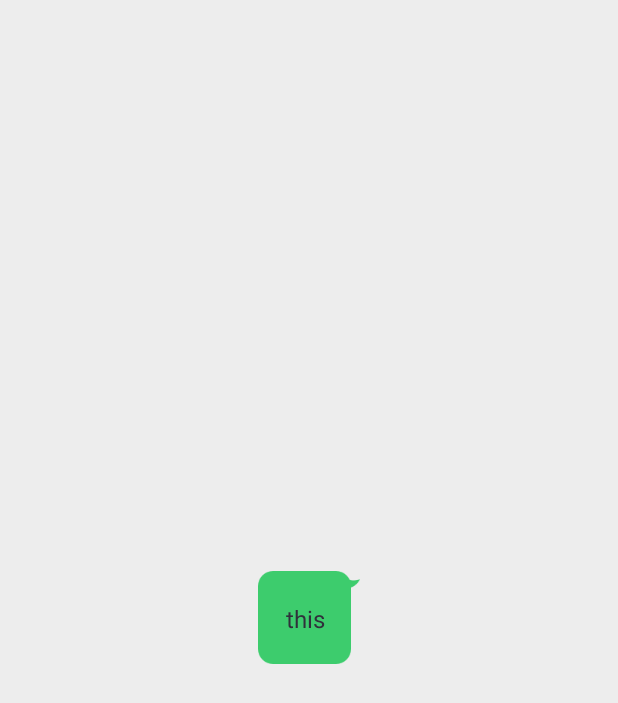
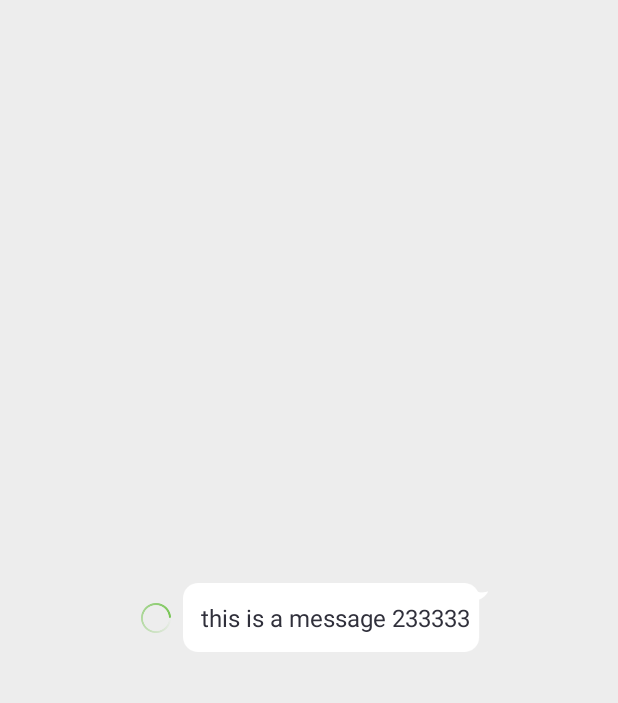
Before and after one commit to jzyu/WeplantPlayground, an Android app: the TestMiscActivity screen opened directly, with no data from a screen before it, on a phone screen of 412 x 824 dp. Shown: the top 703 px of the screen. Run offline under Robolectric (Android 15) with nearby library versions, the phone set to English and light mode, and no system bars; our stand-ins replace ButterKnife.

Commit message:
add test of ImageView animation

```diff
--- a/app/src/main/java/com/example/jzyu/weplantplayground/TestMiscActivity.java
+++ b/app/src/main/java/com/example/jzyu/weplantplayground/TestMiscActivity.java
@@ -1,13 +1,31 @@
 package com.example.jzyu.weplantplayground;
 
+import android.os.Bundle;
 import android.support.v7.app.AppCompatActivity;
-import android.os.Bundle;
+import android.view.animation.Animation;
+import android.view.animation.AnimationUtils;
+import android.widget.ImageView;
+
+import butterknife.Bind;
+import butterknife.ButterKnife;
 
 public class TestMiscActivity extends AppCompatActivity {
+
+    @Bind(R.id.iv_status)
+    ImageView ivStatus;
 
     @Override
     protected void onCreate(Bundle savedInstanceState) {
         super.onCreate(savedInstanceState);
         setContentView(R.layout.activity_test_misc);
+        ButterKnife.bind(this);
+
+        initView();
+    }
+
+    private void initView() {
+        Animation anim = AnimationUtils.loadAnimation(this, R.anim.progressbar_circle);
+        ivStatus.setImageResource(R.drawable.loading);
+        ivStatus.startAnimation(anim);
     }
 }
--- /dev/null
+++ b/app/src/main/res/anim/progressbar_circle.xml
@@ -0,0 +1,10 @@
+<?xml version="1.0" encoding="utf-8"?>
+<rotate xmlns:android="http://schemas.android.com/apk/res/android"
+    android:drawable="@drawable/loading"
+    android:repeatCount="infinite"
+    android:interpolator="@android:anim/linear_interpolator"
+    android:duration="1500"
+    android:fromDegrees="0"
+    android:pivotX="50%"
+    android:pivotY="50%"
+    android:toDegrees="360"/>
--- a/app/src/main/res/layout/activity_test_misc.xml
+++ b/app/src/main/res/layout/activity_test_misc.xml
@@ -1,18 +1,24 @@
 <?xml version="1.0" encoding="utf-8"?>
-<LinearLayout
-    xmlns:android="http://schemas.android.com/apk/res/android"
-    xmlns:app="http://schemas.android.com/apk/res-auto"
+<LinearLayout xmlns:android="http://schemas.android.com/apk/res/android"
     xmlns:tools="http://schemas.android.com/tools"
     android:layout_width="match_parent"
     android:layout_height="match_parent"
     android:gravity="center"
+    android:orientation="horizontal"
     tools:context="com.example.jzyu.weplantplayground.TestMiscActivity">
+
+    <ImageView
+        android:id="@+id/iv_status"
+        android:layout_width="36dp"
+        android:layout_height="36dp"
+        android:padding="8dp"
+        tools:src="@drawable/loading" />
 
     <TextView
         android:layout_width="wrap_content"
         android:layout_height="wrap_content"
-        android:text="this"
-        android:background="@drawable/pm_msg_me_text"
-        />
+        android:background="@drawable/pm_msg_me"
+        android:padding="12dp"
+        android:text="this is a message 233333" />
 
 </LinearLayout>
```
Also changed, not shown: app/src/main/res/drawable-xhdpi/weather_bkg.jpg (added).
